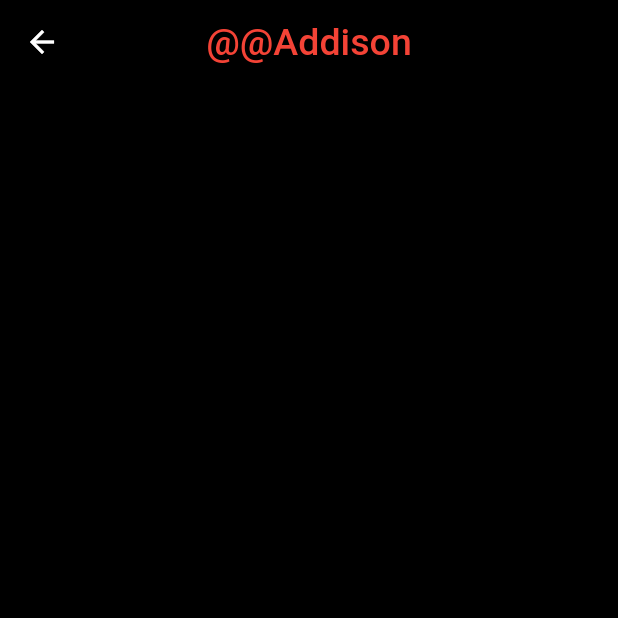
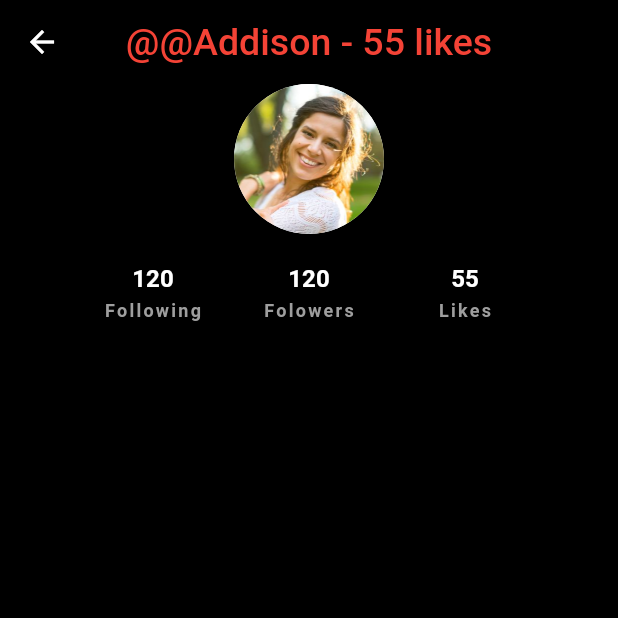
Before and after one commit to TarkanKara/Social_Media_App_UI, a Flutter app: the ProfileScreen screen opened by its route, on a phone screen of 412 x 824 dp, the top half of it. Run offline on Flutter 3.47's test engine with Material 2 defaults, Android fonts, the phone set to English and light mode, and no system bars; our stand-ins replace video_player, visibility_detector.

Commit message:
Users Info

```diff
--- a/lib/screen/profile_screen.dart
+++ b/lib/screen/profile_screen.dart
@@ -1,4 +1,4 @@
-// ignore_for_file: unused_local_variable
+// ignore_for_file: unused_local_variable, unused_element
 
 import 'package:flutter/material.dart';
 
@@ -30,14 +30,72 @@ class ProfileScreen extends StatelessWidget {
         backgroundColor: Colors.transparent,
         elevation: 0,
         title: Text(
-          "@@${userss.username}",
+          "@@${userss.username} - ${userss.likes} likes",
           style: Theme.of(context).textTheme.titleLarge!.copyWith(
                 color: Colors.red,
                 fontSize: 25,
               ),
         ),
       ),
-      body: Container(),
+      body: SingleChildScrollView(
+        child: Column(
+          children: [_ProfileInformation(users: userss)],
+        ),
+      ),
     );
   }
 }
+
+class _ProfileInformation extends StatelessWidget {
+  final User users;
+  const _ProfileInformation({required this.users});
+
+  @override
+  Widget build(BuildContext context) {
+    return Column(
+      children: [
+        CircleAvatar(
+          radius: 50,
+          backgroundColor: Colors.white,
+          backgroundImage: AssetImage(users.imagePath),
+        ),
+        const SizedBox(height: 20),
+        Padding(
+          padding: const EdgeInsets.symmetric(horizontal: 50),
+          child: Row(
+            children: [
+              _buildUserInfo(context, "Following", "${users.followings}"),
+              _buildUserInfo(context, "Folowers", "${users.followers}"),
+              _buildUserInfo(context, "Likes", "${users.likes}"),
+            ],
+          ),
+        ),
+      ],
+    );
+  }
+
+  Expanded _buildUserInfo(BuildContext context, String type, String value) {
+    return Expanded(
+      child: Column(
+        children: [
+          Text(
+            value,
+            style: Theme.of(context).textTheme.titleMedium!.copyWith(
+                  fontWeight: FontWeight.bold,
+                  color: Colors.white,
+                ),
+          ),
+          const SizedBox(height: 5),
+          Text(
+            type,
+            style: Theme.of(context).textTheme.bodySmall!.copyWith(
+                  fontWeight: FontWeight.bold,
+                  color: Colors.grey,
+                  letterSpacing: 1.5,
+                ),
+          ),
+        ],
+      ),
+    );
+  }
+}
```
